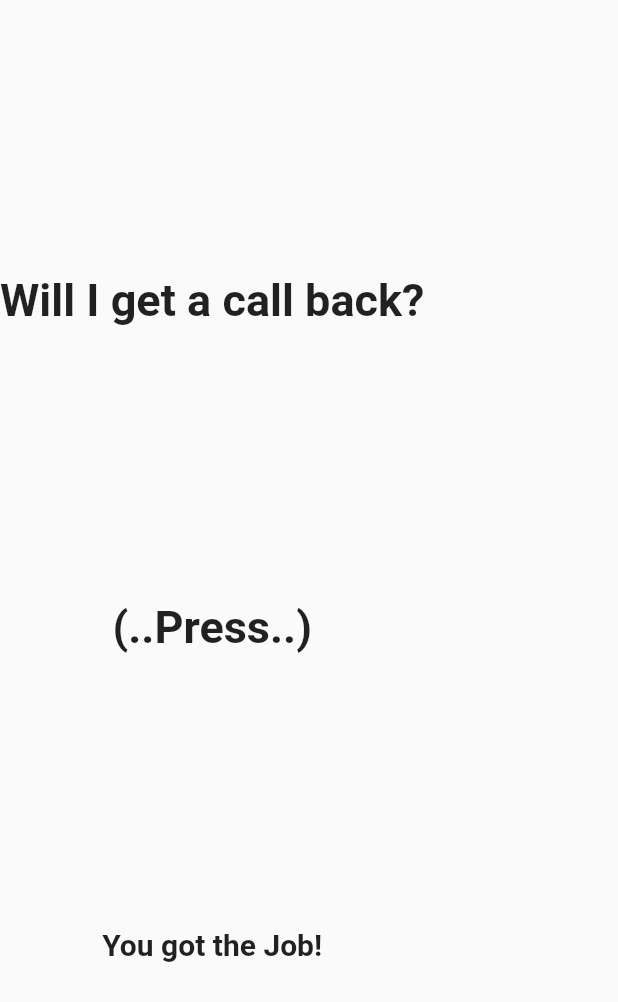
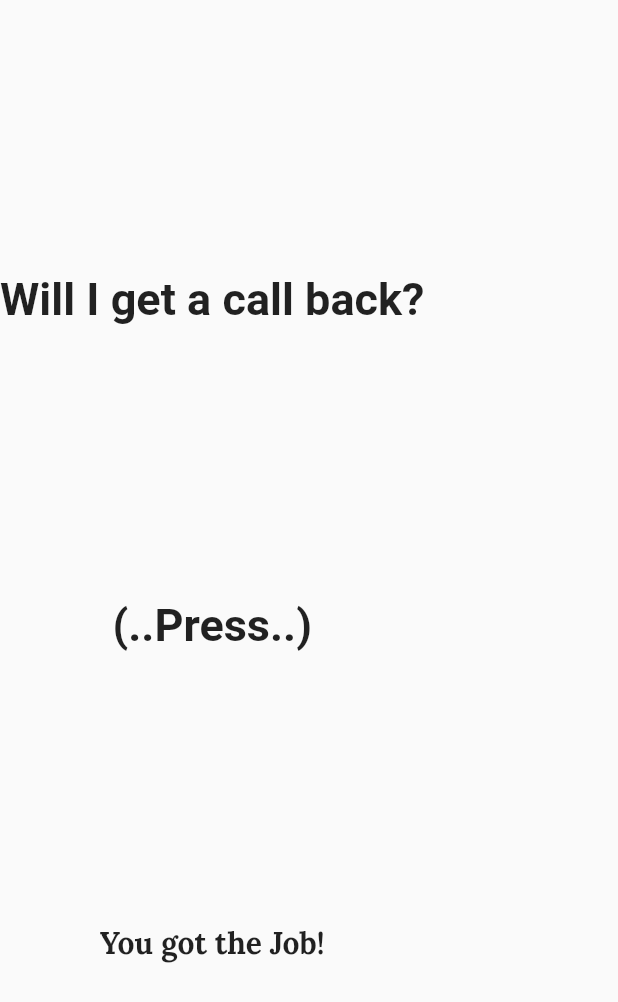
Before and after one commit to TheodoreAI/contact_app, a Flutter app: the ChangeText widget shown alone on an empty page, opened directly, after a tap on "(..Press..)", on a phone screen of 412 x 824 dp. Shown: the top 1002 px of the screen. Run offline on Flutter 3.47's test engine with Material 2 defaults, Android fonts, the phone set to English and light mode, and no system bars.

Commit message:
Added a new file for setting font family.

```diff
--- a/lib/components/resume_attributes.dart
+++ b/lib/components/resume_attributes.dart
@@ -95,6 +95,7 @@ class ResumeAttributes extends StatelessWidget {
   }
 
   Widget getPaddingText(String urlType, String textValue) {
+    // The function launches the services.
     return Padding(
       padding: const EdgeInsets.all(10),
       child: GestureDetector(
--- a/lib/screens/predictor.dart
+++ b/lib/screens/predictor.dart
@@ -41,7 +41,8 @@ class _ChangeTextState extends State<ChangeText> {
             style: TextStyle(fontWeight: FontWeight.bold, fontSize: 30)),
       ),
       Text(textToShow,
-          style: const TextStyle(fontWeight: FontWeight.bold, fontSize: 20)),
+          style: const TextStyle(
+              fontWeight: FontWeight.bold, fontSize: 20, fontFamily: 'Lora')),
     ]);
   }
 }
```
Also changed, not shown: pubspec.yaml (+4 -16 lines), assets/fonts/Lora-Variable.ttf (added).
